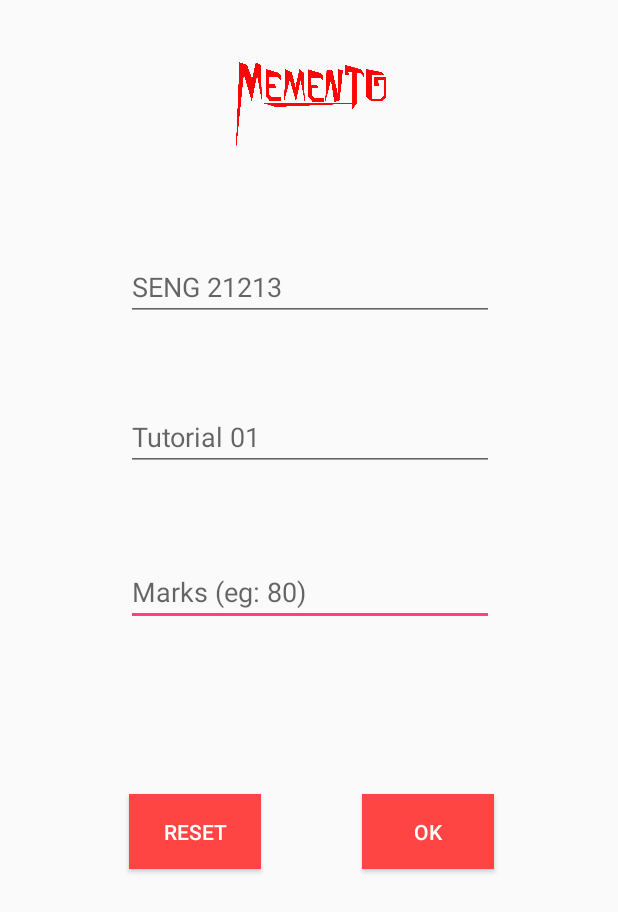
After one commit to teamHawkeye/Memento, an Android app: the layout activity_tutorial_update.xml on its own in the app's theme, with its tools: preview values and no code run, on a phone screen of 412 x 824 dp. The commit adds this screen. Shown: the top 912 px of the screen. Run offline under Robolectric (Android 15) with nearby library versions, the phone set to English and light mode, and no system bars.

Commit message:
Tutorial Marks

```diff
--- a/app/src/main/java/com/example/vjfernandez/memento/helpers/InputValidation.java
+++ b/app/src/main/java/com/example/vjfernandez/memento/helpers/InputValidation.java
@@ -36,11 +36,6 @@ public class InputValidation {
         return true;
     }
 
-    /**
-     * method to Hide keyboard
-     *
-     * @param view
-     */
     private void hideKeyboardFrom(View view) {
         InputMethodManager imm = (InputMethodManager) context.getSystemService(Activity.INPUT_METHOD_SERVICE);
         imm.hideSoftInputFromWindow(view.getWindowToken(), WindowManager.LayoutParams.SOFT_INPUT_STATE_ALWAYS_HIDDEN);
--- /dev/null
+++ b/app/src/main/res/layout/activity_tutorial_update.xml
@@ -0,0 +1,127 @@
+<?xml version="1.0" encoding="utf-8"?>
+<android.support.constraint.ConstraintLayout xmlns:android="http://schemas.android.com/apk/res/android"
+    xmlns:app="http://schemas.android.com/apk/res-auto"
+    xmlns:tools="http://schemas.android.com/tools"
+    android:layout_width="match_parent"
+    android:layout_height="match_parent"
+    tools:context=".activities.TutorialUpdateActivity">
+
+    <ImageView
+        android:id="@+id/imageView"
+        android:layout_width="303dp"
+        android:layout_height="64dp"
+        android:layout_marginBottom="8dp"
+        android:layout_marginEnd="8dp"
+        android:layout_marginLeft="8dp"
+        android:layout_marginRight="8dp"
+        android:layout_marginStart="8dp"
+        android:layout_marginTop="8dp"
+        app:layout_constraintBottom_toBottomOf="parent"
+        app:layout_constraintEnd_toEndOf="parent"
+        app:layout_constraintHorizontal_bias="0.512"
+        app:layout_constraintStart_toStartOf="parent"
+        app:layout_constraintTop_toTopOf="parent"
+        app:layout_constraintVertical_bias="0.043"
+        app:srcCompat="@drawable/memento" />
+
+    <EditText
+        android:id="@+id/markEditText"
+        android:layout_width="245dp"
+        android:layout_height="wrap_content"
+        android:layout_marginBottom="8dp"
+        android:layout_marginEnd="8dp"
+        android:layout_marginLeft="8dp"
+        android:layout_marginRight="8dp"
+        android:layout_marginStart="8dp"
+        android:layout_marginTop="8dp"
+        android:ems="10"
+        android:hint="Marks (eg: 80)"
+        android:inputType="textPersonName"
+        app:layout_constraintBottom_toBottomOf="parent"
+        app:layout_constraintEnd_toEndOf="parent"
+        app:layout_constraintHorizontal_bias="0.505"
+        app:layout_constraintStart_toStartOf="parent"
+        app:layout_constraintTop_toTopOf="parent"
+        app:layout_constraintVertical_bias="0.477" />
+
+    <EditText
+        android:id="@+id/tutorialEditText"
+        android:layout_width="245dp"
+        android:layout_height="wrap_content"
+        android:layout_marginBottom="8dp"
+        android:layout_marginEnd="8dp"
+        android:layout_marginLeft="8dp"
+        android:layout_marginRight="8dp"
+        android:layout_marginStart="8dp"
+        android:layout_marginTop="8dp"
+        android:ems="10"
+        android:hint="Tutorial 01"
+        android:inputType="textPersonName"
+        app:layout_constraintBottom_toBottomOf="parent"
+        app:layout_constraintEnd_toEndOf="parent"
+        app:layout_constraintHorizontal_bias="0.505"
+        app:layout_constraintStart_toStartOf="parent"
+        app:layout_constraintTop_toTopOf="parent"
+        app:layout_constraintVertical_bias="0.342" />
+
+    <EditText
+        android:id="@+id/courseEditText"
+        android:layout_width="245dp"
+        android:layout_height="wrap_content"
+        android:layout_marginBottom="8dp"
+        android:layout_marginEnd="8dp"
+        android:layout_marginLeft="8dp"
+        android:layout_marginRight="8dp"
+        android:layout_marginStart="8dp"
+        android:layout_marginTop="8dp"
+        android:ems="10"
+        android:hint="SENG 21213"
+        android:inputType="textPersonName"
+        app:layout_constraintBottom_toBottomOf="parent"
+        app:layout_constraintEnd_toEndOf="parent"
+        app:layout_constraintHorizontal_bias="0.505"
+        app:layout_constraintStart_toStartOf="parent"
+        app:layout_constraintTop_toTopOf="parent"
+        app:layout_constraintVertical_bias="0.211" />
+
+    <Button
+        android:id="@+id/resetButton"
+        android:layout_width="wrap_content"
+        android:layout_height="50dp"
+        android:layout_marginBottom="8dp"
+        android:layout_marginEnd="8dp"
+        android:layout_marginLeft="8dp"
+        android:layout_marginRight="8dp"
+        android:layout_marginStart="8dp"
+        android:layout_marginTop="8dp"
+        android:background="@android:color/holo_red_light"
+        android:text="Reset"
+        android:textColor="@android:color/white"
+        app:layout_constraintBottom_toBottomOf="parent"
+        app:layout_constraintEnd_toEndOf="parent"
+        app:layout_constraintHorizontal_bias="0.253"
+        app:layout_constraintStart_toStartOf="parent"
+        app:layout_constraintTop_toTopOf="parent"
+        app:layout_constraintVertical_bias="0.688" />
+
+    <Button
+        android:id="@+id/okButton"
+        android:layout_width="wrap_content"
+        android:layout_height="50dp"
+        android:layout_marginBottom="8dp"
+        android:layout_marginEnd="8dp"
+        android:layout_marginLeft="8dp"
+        android:layout_marginRight="8dp"
+        android:layout_marginStart="8dp"
+        android:layout_marginTop="8dp"
+        android:background="@android:color/holo_red_light"
+        android:text="OK"
+        android:textColor="@android:color/white"
+        app:layout_constraintBottom_toBottomOf="parent"
+        app:layout_constraintEnd_toEndOf="parent"
+        app:layout_constraintHorizontal_bias="0.757"
+        app:layout_constraintStart_toStartOf="parent"
+        app:layout_constraintTop_toTopOf="parent"
+        app:layout_constraintVertical_bias="0.688" />
+
+</android.support.constraint.ConstraintLayout>
--- a/app/src/main/res/values/colors.xml
+++ b/app/src/main/res/values/colors.xml
@@ -4,5 +4,4 @@
     <color name="colorPrimaryDark">#990000</color>
     <color name="colorAccent">#FF4081</color>
     <color name="colorRed">#FF0000</color>
-    <color name="jdhfdf">#FFF000</color>
 </resources>
```
Also changed, not shown: app/src/main/java/com/example/vjfernandez/memento/activities/MenuActivity.java (+22 -3 lines), app/src/main/java/com/example/vjfernandez/memento/activities/RegisterActivity.java (+5 -8 lines), app/src/main/java/com/example/vjfernandez/memento/activities/TutorialActivity.java (added, +63 -0 lines), app/src/main/java/com/example/vjfernandez/memento/activities/TutorialUpdateActivity.java (added, +77 -0 lines), app/src/main/java/com/example/vjfernandez/memento/sql/DatabaseHelper.java (+53 -11 lines), app/src/main/res/layout/activity_tutorial.xml (added, +272 -0 lines), app/src/main/res/values/styles.xml (+39 -0 lines).
